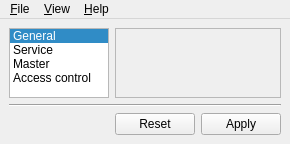
Above: configurator/src/MainWindow.ui from BenzidaneMo/Tafat before the change. Below: the same form after it.
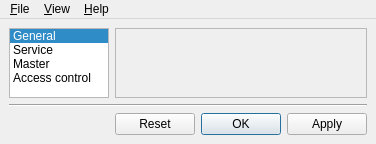
That is the form after the change. Icons and pictures are not drawn. Custom widgets are drawn as their Qt base class.

Commit message:
Configurator OK button, "Tafat Master" title, "Hands and chat"
- The configurator gets an OK button that applies and closes.
- The master window title comes from the product name; the .ui title is
  not translated, so it stayed "Veyon Master".
- "Hands & chat" showed as "Hands _chat" (& is a mnemonic).

Claude-Session: https://claude.ai/code/session_0129vdcbqbk1nUfpfdR11916

```diff
--- a/configurator/src/MainWindow.ui
+++ b/configurator/src/MainWindow.ui
@@ -140,7 +140,7 @@
     <item row="2" column="1">
      <widget class="QDialogButtonBox" name="buttonBox">
       <property name="standardButtons">
-       <set>QDialogButtonBox::Apply|QDialogButtonBox::Reset</set>
+       <set>QDialogButtonBox::Ok|QDialogButtonBox::Apply|QDialogButtonBox::Reset</set>
       </property>
       <property name="centerButtons">
        <bool>true</bool>
```
The commit also changes 4 other files.
